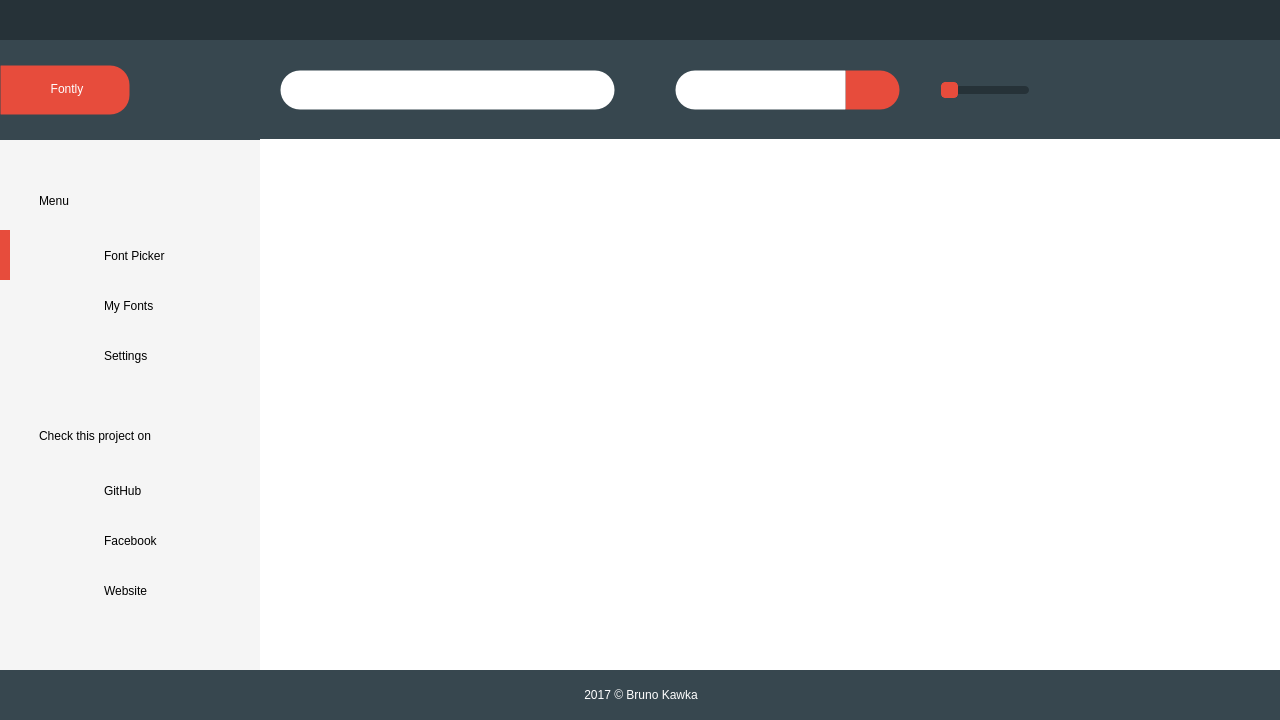
This is Fontly/mainwindow.ui in letelete/Fontly as Qt 5 draws it before an edit. The edited form follows.
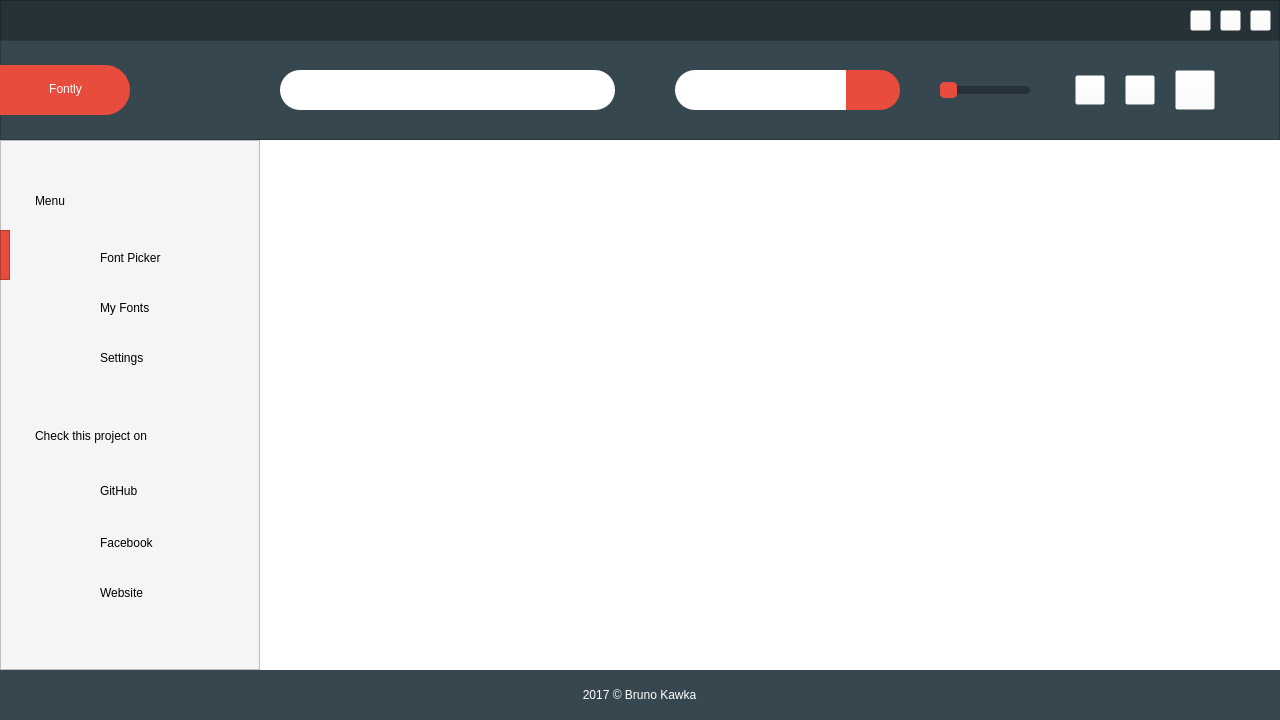
This is the edited form. Icons and pictures are not drawn.

Commit message: Improved text size function

Diff of the .ui file:
```diff
--- a/Fontly/mainwindow.ui
+++ b/Fontly/mainwindow.ui
@@ -50,7 +50,7 @@
 }
 /* subsections */
 QLabel#fontPickerLabel, QLabel#myFontsLabel, QLabel#settingsLabel, QFrame#githubLabel, QLabel#facebookLabel, QLabel#websiteLabel  {
-	font: 57 14pt &quot;Lato Medium&quot;;
+	font: 63 14pt &quot;Lato Semibold&quot;;
 }
 /* author */
 QLabel#authorLabel {	
@@ -139,7 +139,7 @@
 /* BORDER COLOR */
 
 /* transparent */
-* {
+QListView {
 	border: 1px solid rgba(0,0,0,0);
 }
 /* BORDER RADIUS */
@@ -149,10 +149,14 @@
     border-radius: 20%;
 }
 /* right side */
-QFrame#appNameBackground, QFrame#searchIconBackground {
+QFrame#searchIconBackground {
 	border-top-right-radius: 20%;
 	border-bottom-right-radius: 20%;
 }
+QFrame#appNameBackground {
+	border-top-right-radius: 25%;
+	border-bottom-right-radius: 25%;
+}
 /* left side */
 QLineEdit#search{
 	border-color:rgba(0,0,0,0);
@@ -478,7 +482,7 @@
      <property name="geometry">
       <rect>
        <x>100</x>
-       <y>105</y>
+       <y>107</y>
        <width>121</width>
        <height>21</height>
       </rect>
@@ -494,7 +498,7 @@
      <property name="geometry">
       <rect>
        <x>100</x>
-       <y>155</y>
+       <y>157</y>
        <width>121</width>
        <height>21</height>
       </rect>
@@ -526,7 +530,7 @@
      <property name="geometry">
       <rect>
        <x>100</x>
-       <y>195</y>
+       <y>197</y>
        <width>121</width>
        <height>41</height>
       </rect>
@@ -644,7 +648,7 @@
      <property name="geometry">
       <rect>
        <x>100</x>
-       <y>390</y>
+       <y>392</y>
        <width>121</width>
        <height>21</height>
       </rect>
@@ -675,10 +679,10 @@
     <widget class="QFrame" name="socialGithubIcon">
      <property name="geometry">
       <rect>
-       <x>50</x>
-       <y>340</y>
-       <width>25</width>
-       <height>25</height>
+       <x>45</x>
+       <y>334</y>
+       <width>41</width>
+       <height>30</height>
       </rect>
      </property>
      <property name="frameShape">
@@ -692,7 +696,7 @@
      <property name="geometry">
       <rect>
        <x>100</x>
-       <y>440</y>
+       <y>442</y>
        <width>121</width>
        <height>21</height>
       </rect>
@@ -760,11 +764,17 @@
     <property name="geometry">
      <rect>
       <x>260</x>
-      <y>139</y>
+      <y>140</y>
       <width>1020</width>
-      <height>531</height>
+      <height>530</height>
      </rect>
     </property>
+    <property name="sizePolicy">
+     <sizepolicy hsizetype="Preferred" vsizetype="Preferred">
+      <horstretch>0</horstretch>
+      <verstretch>0</verstretch>
+     </sizepolicy>
+    </property>
    </widget>
    <zorder>bottomBorder</zorder>
    <zorder>actionButtonsArea</zorder>
```
The commit also changes 2 other files.
